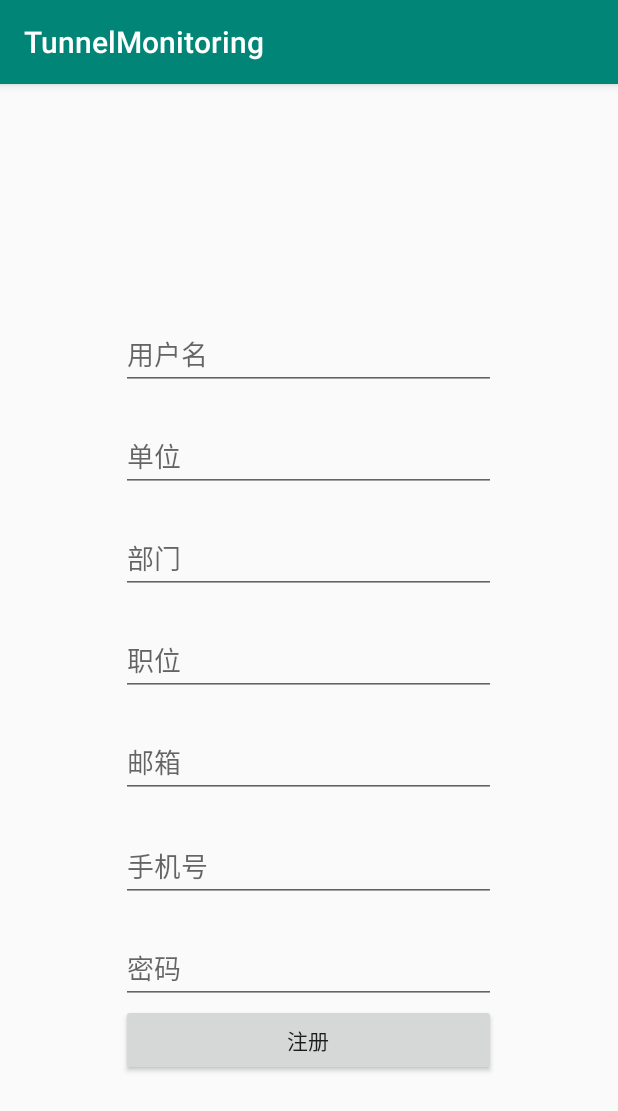
After one commit to sume520/tunnelmonitoring, an Android app: the fragment RegisterFragment placed in its activity, on a phone screen of 412 x 824 dp. The commit adds this screen. Shown: the top 1111 px of the screen. Run offline under Robolectric (Android 15) with nearby library versions, the phone set to English and light mode, and no system bars; libraries missing offline, so code that uses them is left out: com.squareup.okhttp.

```diff
--- a/app/build.gradle
+++ b/app/build.gradle
@@ -43,14 +43,11 @@ dependencies {
     implementation 'org.greenrobot:eventbus:3.0.0'
     //权限
     implementation 'pub.devrel:easypermissions:1.0.1'
-    //implementation 'com.github.hotchemi:permissionsdispatcher:3.0.0'
-    //annotationProcessor 'com.github.hotchemi:permissionsdispatcher-processor:3.0.0'
     implementation files('libs/slf4j-simple-1.7.25.jar')
     implementation files('libs/netty-all-4.1.32.Final.jar')
     implementation files('libs/netty-all-4.1.32.Final-sources.jar')
     implementation 'android.arch.navigation:navigation-fragment:1.0.0-alpha09'
     implementation 'android.arch.navigation:navigation-ui:1.0.0-alpha09'
     implementation 'com.squareup.okhttp:okhttp:2.4.0'
-
     implementation 'com.github.lecho:hellocharts-library:1.5.8@aar'
 }
--- a/app/src/main/java/com/sun/tunnelmonitoring/MonitorFragment.kt
+++ b/app/src/main/java/com/sun/tunnelmonitoring/MonitorFragment.kt
@@ -18,7 +18,6 @@ import lecho.lib.hellocharts.model.Axis
 
 class MonitorFragment : Fragment() {
 
-
     override fun onCreateView(
         inflater: LayoutInflater, container: ViewGroup?,
         savedInstanceState: Bundle?
@@ -26,12 +25,10 @@ class MonitorFragment : Fragment() {
         val view = inflater.inflate(R.layout.fragment_monitor, container, false)
         return view
     }
-
     override fun onActivityCreated(savedInstanceState: Bundle?) {
         super.onActivityCreated(savedInstanceState)
         drawChart()
     }
-
     private fun drawChart() {
         var lines = ArrayList<Line>()
         var values = ArrayList<PointValue>();//折线上的点
--- a/app/src/main/java/com/sun/tunnelmonitoring/login/LoginActivity.kt
+++ b/app/src/main/java/com/sun/tunnelmonitoring/login/LoginActivity.kt
@@ -20,6 +20,11 @@ class LoginActivity : AppCompatActivity() {
                     .inTransaction { replace(R.id.loginacivity_fragment,LoginFragment.newInstance()) }
                 title="登录"
             }
+            "register"->{
+                supportFragmentManager
+                        .inTransaction { replace(R.id.loginacivity_fragment,RegisterFragment.newInstance()) }
+                title="注册"
+            }
         }
     }
 
--- a/app/src/main/res/layout/fragment_home.xml
+++ b/app/src/main/res/layout/fragment_home.xml
@@ -27,7 +27,7 @@
     <LinearLayout android:layout_width="match_parent" android:layout_height="wrap_content"
                   android:orientation="horizontal">
         <EditText android:id="@+id/et_sendtext" android:layout_width="0dp" android:layout_weight="1"
-                  android:layout_height="wrap_content"/>
+                  android:layout_height="wrap_content" android:enabled="false"/>
         <Button android:id="@+id/send" android:text="发送" android:layout_width="wrap_content"
                 android:layout_height="wrap_content"/>
     </LinearLayout>
--- /dev/null
+++ b/app/src/main/res/layout/fragment_register.xml
@@ -0,0 +1,74 @@
+<?xml version="1.0" encoding="utf-8"?>
+<RelativeLayout xmlns:android="http://schemas.android.com/apk/res/android"
+                android:layout_width="match_parent"
+                android:layout_height="match_parent">
+    <EditText
+            android:layout_width="250dp"
+            android:layout_height="wrap_content"
+            android:id="@+id/reg_et_account"
+            android:hint="用户名"
+            android:layout_above="@+id/reg_et_department"
+            android:layout_centerHorizontal="true"
+            android:layout_marginBottom="20dp"/>
+
+    <EditText
+            android:layout_width="250dp"
+            android:layout_height="wrap_content"
+            android:id="@+id/reg_et_sector"
+            android:hint="部门"
+            android:layout_above="@+id/reg_et_position"
+            android:layout_centerInParent="true"
+            android:layout_marginBottom="20dp"/>
+    <EditText
+            android:layout_width="250dp"
+            android:layout_height="wrap_content"
+            android:id="@+id/reg_et_department"
+            android:hint="单位"
+            android:layout_above="@+id/reg_et_sector"
+            android:layout_centerHorizontal="true"
+            android:layout_marginBottom="20dp"/>
+    <EditText
+            android:layout_width="250dp"
+            android:layout_height="wrap_content"
+            android:id="@+id/reg_et_email"
+            android:hint="邮箱"
+            android:layout_below="@+id/reg_et_position"
+            android:layout_centerHorizontal="true"
+            android:layout_marginTop="20dp"/>
+
+    <EditText
+            android:layout_width="250dp"
+            android:layout_height="wrap_content"
+            android:id="@+id/reg_et_passwd"
+            android:hint="密码"
+            android:layout_centerHorizontal="true"
+            android:layout_below="@+id/reg_et_phonenum"
+            android:layout_marginTop="20dp"/>
+    <Button
+            android:layout_width="250dp"
+            android:layout_height="wrap_content"
+            android:id="@+id/reg_et_register"
+            android:text="注册"
+            android:layout_below="@+id/reg_et_passwd"
+            android:layout_centerHorizontal="true" />
+
+    <EditText
+            android:layout_width="250dp"
+            android:layout_height="wrap_content"
+            android:id="@+id/reg_et_position"
+            android:hint="职位"
+            android:layout_centerVertical="true"
+            android:layout_alignLeft="@+id/reg_et_email"
+            android:layout_alignStart="@+id/reg_et_email" />
+
+    <EditText
+            android:layout_width="250dp"
+            android:layout_height="wrap_content"
+            android:id="@+id/reg_et_phonenum"
+            android:hint="手机号"
+            android:layout_marginTop="21dp"
+            android:layout_below="@+id/reg_et_email"
+            android:layout_alignLeft="@+id/reg_et_passwd"
+            android:layout_alignStart="@+id/reg_et_passwd" />
+
+</RelativeLayout>
--- a/build.gradle
+++ b/build.gradle
@@ -16,7 +16,7 @@ buildscript {
 
         // NOTE: Do not place your application dependencies here; they belong
         // in the individual module build.gradle files
-        classpath 'android.arch.navigation:navigation-safe-args-gradle-plugin:1.0.0-alpha08'
+        classpath 'android.arch.navigation:navigation-safe-args-gradle-plugin:1.0.0-alpha09'
     }
 }
 
```
Also changed, not shown: app/src/main/java/com/sun/tunnelmonitoring/login/LoginFragment.kt (+39 -27 lines), app/src/main/java/com/sun/tunnelmonitoring/login/RegisterFragment.kt (added, +99 -0 lines), app/src/main/res/layout/fragment_login.xml (+5 -5 lines), 3 other files.
